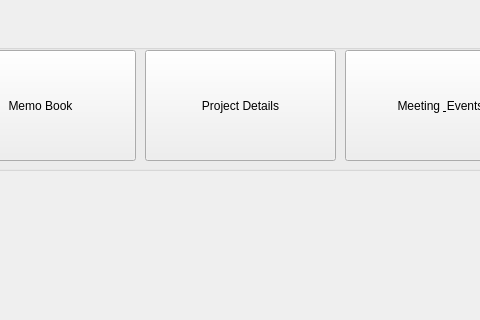
The window that adminwindow.ui (Ruwan-Ranganath/Memo-Book) describes before a commit, drawn with Qt 5; both pictures show x 115 to 595 and y 0 to 320 of the 728 by 508 pixel window.
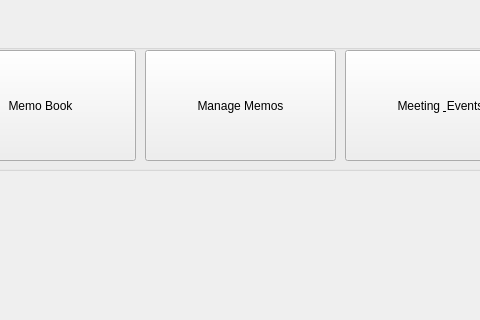
The same window after the commit.

The edit to the form file:
```diff
--- a/adminwindow.ui
+++ b/adminwindow.ui
@@ -77,7 +77,7 @@
      </rect>
     </property>
     <property name="text">
-     <string>Project Details</string>
+     <string>Manage Memos</string>
     </property>
    </widget>
    <widget class="QPushButton" name="pushButton_3">
```
